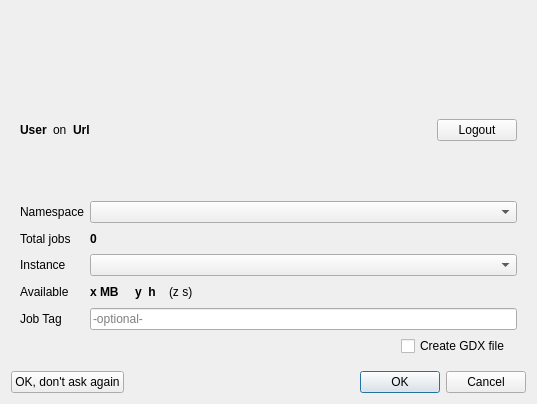
First picture: the form in src/engine/enginestartdialog.ui, repository GAMS-dev/studio, before the edit.
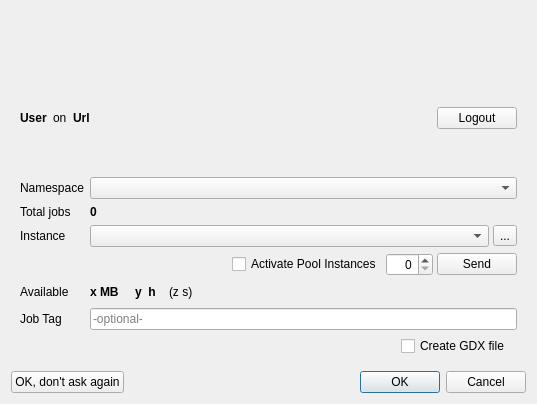
Second picture: the form after the edit. The open tabs and pages were chosen to show the change. Icons and pictures are not drawn.

Commit message: added up- and downscaling of pools from within Studio

Patch:
```diff
--- a/src/engine/enginestartdialog.ui
+++ b/src/engine/enginestartdialog.ui
@@ -3,7 +3,7 @@
  <class>gams::studio::engine::EngineStartDialog</class>
  <widget class="QDialog" name="gams::studio::engine::EngineStartDialog">
   <property name="windowModality">
-   <enum>Qt::ApplicationModal</enum>
+   <enum>Qt::WindowModality::ApplicationModal</enum>
   </property>
   <property name="geometry">
    <rect>
@@ -71,7 +71,7 @@
        <item row="5" column="1">
         <spacer name="verticalSpacer">
          <property name="orientation">
-          <enum>Qt::Vertical</enum>
+          <enum>Qt::Orientation::Vertical</enum>
          </property>
          <property name="sizeHint" stdset="0">
           <size>
@@ -141,7 +141,7 @@
            <item row="1" column="1">
             <widget class="QLineEdit" name="edPassword">
              <property name="echoMode">
-              <enum>QLineEdit::Password</enum>
+              <enum>QLineEdit::EchoMode::Password</enum>
              </property>
             </widget>
            </item>
@@ -263,7 +263,7 @@
                  <string/>
                 </property>
                 <property name="textInteractionFlags">
-                 <set>Qt::TextSelectableByMouse</set>
+                 <set>Qt::TextInteractionFlag::TextSelectableByMouse</set>
                 </property>
                </widget>
               </item>
@@ -316,7 +316,7 @@
        <item row="4" column="0">
         <spacer name="horizontalSpacer_2">
          <property name="orientation">
-          <enum>Qt::Horizontal</enum>
+          <enum>Qt::Orientation::Horizontal</enum>
          </property>
          <property name="sizeHint" stdset="0">
           <size>
@@ -364,7 +364,7 @@
           <item row="0" column="3">
            <spacer name="horizontalSpacer">
             <property name="orientation">
-             <enum>Qt::Horizontal</enum>
+             <enum>Qt::Orientation::Horizontal</enum>
             </property>
             <property name="sizeHint" stdset="0">
              <size>
@@ -429,20 +429,20 @@
           <property name="bottomMargin">
            <number>0</number>
           </property>
-          <item row="0" column="0">
-           <widget class="QLabel" name="laNamespace">
-            <property name="text">
-             <string>Namespace</string>
-            </property>
-           </widget>
-          </item>
           <item row="0" column="1">
            <widget class="QComboBox" name="cbNamespace"/>
           </item>
-          <item row="1" column="0">
-           <widget class="QLabel" name="laTotalJobs">
+          <item row="5" column="1">
+           <widget class="QLineEdit" name="edJobTag">
+            <property name="placeholderText">
+             <string>-optional-</string>
+            </property>
+           </widget>
+          </item>
+          <item row="4" column="0">
+           <widget class="QLabel" name="laAvailable">
             <property name="text">
-             <string>Total jobs</string>
+             <string>Available</string>
             </property>
            </widget>
           </item>
@@ -458,24 +458,14 @@
             </property>
            </widget>
           </item>
-          <item row="2" column="0">
-           <widget class="QLabel" name="laInstance">
+          <item row="5" column="0">
+           <widget class="QLabel" name="laJobTag">
             <property name="text">
-             <string>Instance</string>
+             <string>Job Tag</string>
             </property>
            </widget>
           </item>
-          <item row="2" column="1">
-           <widget class="QComboBox" name="cbInstance"/>
-          </item>
-          <item row="3" column="0">
-           <widget class="QLabel" name="laAvailable">
-            <property name="text">
-             <string>Available</string>
-            </property>
-           </widget>
-          </item>
-          <item row="3" column="1">
+          <item row="4" column="1">
            <widget class="QWidget" name="widget_6" native="true">
             <layout class="QHBoxLayout" name="horizontalLayout_3">
              <property name="leftMargin">
@@ -524,7 +514,7 @@
              <item>
               <spacer name="horizontalSpacer_4">
                <property name="orientation">
-                <enum>Qt::Horizontal</enum>
+                <enum>Qt::Orientation::Horizontal</enum>
                </property>
                <property name="sizeHint" stdset="0">
                 <size>
@@ -537,20 +527,120 @@
             </layout>
            </widget>
           </item>
-          <item row="4" column="0">
-           <widget class="QLabel" name="laJobTag">
+          <item row="2" column="0">
+           <widget class="QLabel" name="laInstance">
             <property name="text">
-             <string>Job Tag</string>
+             <string>Instance</string>
             </property>
            </widget>
           </item>
-          <item row="4" column="1">
-           <widget class="QLineEdit" name="edJobTag">
-            <property name="placeholderText">
-             <string>-optional-</string>
+          <item row="1" column="0">
+           <widget class="QLabel" name="laTotalJobs">
+            <property name="text">
+             <string>Total jobs</string>
             </property>
            </widget>
           </item>
+          <item row="0" column="0">
+           <widget class="QLabel" name="laNamespace">
+            <property name="text">
+             <string>Namespace</string>
+            </property>
+           </widget>
+          </item>
+          <item row="3" column="1">
+           <widget class="QWidget" name="widget_7" native="true">
+            <layout class="QHBoxLayout" name="horizontalLayout_4">
+             <property name="spacing">
+              <number>4</number>
+             </property>
+             <property name="leftMargin">
+              <number>0</number>
+             </property>
+             <property name="topMargin">
+              <number>0</number>
+             </property>
+             <property name="rightMargin">
+              <number>0</number>
+             </property>
+             <property name="bottomMargin">
+              <number>0</number>
+             </property>
+             <item>
+              <spacer name="horizontalSpacer_7">
+               <property name="orientation">
+                <enum>Qt::Orientation::Horizontal</enum>
+               </property>
+               <property name="sizeHint" stdset="0">
+                <size>
+                 <width>40</width>
+                 <height>20</height>
+                </size>
+               </property>
+              </spacer>
+             </item>
+             <item>
+              <widget class="QCheckBox" name="cbInstActivate">
+               <property name="text">
+                <string>Activate Pool Instances</string>
+               </property>
+              </widget>
+             </item>
+             <item>
+              <widget class="QSpinBox" name="sbInstSize">
+               <property name="alignment">
+                <set>Qt::AlignmentFlag::AlignRight|Qt::AlignmentFlag::AlignTrailing|Qt::AlignmentFlag::AlignVCenter</set>
+               </property>
+               <property name="maximum">
+                <number>999</number>
+               </property>
+              </widget>
+             </item>
+             <item>
+              <widget class="QPushButton" name="pbInstSend">
+               <property name="text">
+                <string>Send</string>
+               </property>
+              </widget>
+             </item>
+            </layout>
+           </widget>
+          </item>
+          <item row="2" column="1">
+           <widget class="QWidget" name="widget_8" native="true">
+            <layout class="QHBoxLayout" name="horizontalLayout_5">
+             <property name="spacing">
+              <number>4</number>
+             </property>
+             <property name="leftMargin">
+              <number>0</number>
+             </property>
+             <property name="topMargin">
+              <number>0</number>
+             </property>
+             <property name="rightMargin">
+              <number>0</number>
+             </property>
+             <property name="bottomMargin">
+              <number>0</number>
+             </property>
+             <item>
+              <widget class="QComboBox" name="cbInstance"/>
+             </item>
+             <item>
+              <widget class="QToolButton" name="tbRefreshInstances">
+               <property name="text">
+                <string>...</string>
+               </property>
+               <property name="icon">
+                <iconset resource="../../icons/icons.qrc">
+                 <normaloff>:/solid/update</normaloff>:/solid/update</iconset>
+               </property>
+              </widget>
+             </item>
+            </layout>
+           </widget>
+          </item>
          </layout>
         </widget>
        </item>
@@ -573,7 +663,7 @@
        <item row="3" column="1">
         <spacer name="verticalSpacer_2">
          <property name="orientation">
-          <enum>Qt::Vertical</enum>
+          <enum>Qt::Orientation::Vertical</enum>
          </property>
          <property name="sizeHint" stdset="0">
           <size>
@@ -586,7 +676,7 @@
        <item row="2" column="0">
         <spacer name="horizontalSpacer_5">
          <property name="orientation">
-          <enum>Qt::Horizontal</enum>
+          <enum>Qt::Orientation::Horizontal</enum>
          </property>
          <property name="sizeHint" stdset="0">
           <size>
@@ -599,7 +689,7 @@
        <item row="2" column="2">
         <spacer name="horizontalSpacer_6">
          <property name="orientation">
-          <enum>Qt::Horizontal</enum>
+          <enum>Qt::Orientation::Horizontal</enum>
          </property>
          <property name="sizeHint" stdset="0">
           <size>
@@ -615,7 +705,7 @@
           <string>Connecting ...</string>
          </property>
          <property name="alignment">
-          <set>Qt::AlignCenter</set>
+          <set>Qt::AlignmentFlag::AlignCenter</set>
          </property>
         </widget>
        </item>
@@ -629,7 +719,7 @@
        <item row="0" column="1">
         <spacer name="verticalSpacer_3">
          <property name="orientation">
-          <enum>Qt::Vertical</enum>
+          <enum>Qt::Orientation::Vertical</enum>
          </property>
          <property name="sizeHint" stdset="0">
           <size>
@@ -677,7 +767,7 @@
       <item>
        <spacer name="horizontalSpacer_3">
         <property name="orientation">
-         <enum>Qt::Horizontal</enum>
+         <enum>Qt::Orientation::Horizontal</enum>
         </property>
         <property name="sizeHint" stdset="0">
          <size>
@@ -740,7 +830,7 @@
          <pixmap resource="../../icons/icons.qrc">:/img/engine-logo</pixmap>
         </property>
         <property name="alignment">
-         <set>Qt::AlignCenter</set>
+         <set>Qt::AlignmentFlag::AlignCenter</set>
         </property>
        </widget>
       </item>
@@ -778,7 +868,7 @@
             <string/>
            </property>
            <property name="alignment">
-            <set>Qt::AlignRight|Qt::AlignTrailing|Qt::AlignVCenter</set>
+            <set>Qt::AlignmentFlag::AlignRight|Qt::AlignmentFlag::AlignTrailing|Qt::AlignmentFlag::AlignVCenter</set>
            </property>
           </widget>
          </item>
```
The commit also changes 6 other files.
